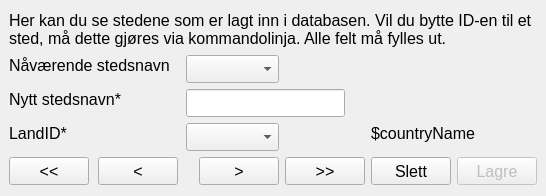
Before: the Qt Designer form src/jobb/QT/jobber/jobber/showcities.ui in andersbo87/sources, drawn with Qt 5.
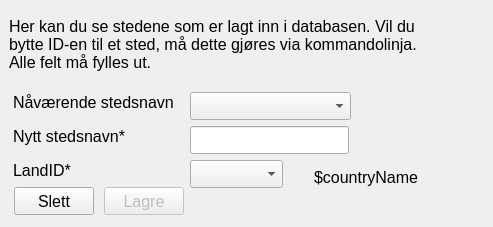
After: the same form once the commit is applied. Icons and pictures are not drawn.

Commit message: Cleaned the GUI and replaced city IDs with city names in the combo box.

Patch:
```diff
--- a/src/jobb/QT/jobber/jobber/showcities.ui
+++ b/src/jobb/QT/jobber/jobber/showcities.ui
@@ -6,8 +6,8 @@
    <rect>
     <x>0</x>
     <y>0</y>
-    <width>546</width>
-    <height>196</height>
+    <width>493</width>
+    <height>227</height>
    </rect>
   </property>
   <property name="minimumSize">
@@ -33,8 +33,8 @@
    <widget class="QLabel" name="labelCity">
     <property name="geometry">
      <rect>
-      <x>9</x>
-      <y>89</y>
+      <x>13</x>
+      <y>126</y>
       <width>120</width>
       <height>20</height>
      </rect>
@@ -46,8 +46,8 @@
    <widget class="QPushButton" name="btnDelete">
     <property name="geometry">
      <rect>
-      <x>371</x>
-      <y>157</y>
+      <x>14</x>
+      <y>187</y>
       <width>80</width>
       <height>28</height>
      </rect>
@@ -59,8 +59,8 @@
    <widget class="QLabel" name="labelCountryName">
     <property name="geometry">
      <rect>
-      <x>371</x>
-      <y>123</y>
+      <x>314</x>
+      <y>167</y>
       <width>111</width>
       <height>20</height>
      </rect>
@@ -74,8 +74,8 @@
      <rect>
       <x>9</x>
       <y>9</y>
-      <width>528</width>
-      <height>40</height>
+      <width>421</width>
+      <height>71</height>
      </rect>
     </property>
     <property name="text">
@@ -88,8 +88,8 @@
    <widget class="QLabel" name="label">
     <property name="geometry">
      <rect>
-      <x>9</x>
-      <y>55</y>
+      <x>13</x>
+      <y>92</y>
       <width>171</width>
       <height>20</height>
      </rect>
@@ -104,8 +104,8 @@
     </property>
     <property name="geometry">
      <rect>
-      <x>457</x>
-      <y>157</y>
+      <x>104</x>
+      <y>187</y>
       <width>80</width>
       <height>28</height>
      </rect>
@@ -117,8 +117,8 @@
    <widget class="QLabel" name="labelCountryID">
     <property name="geometry">
      <rect>
-      <x>9</x>
-      <y>123</y>
+      <x>13</x>
+      <y>160</y>
       <width>62</width>
       <height>20</height>
      </rect>
@@ -130,9 +130,9 @@
    <widget class="QComboBox" name="comboBoxCityID">
     <property name="geometry">
      <rect>
-      <x>186</x>
-      <y>55</y>
-      <width>93</width>
+      <x>190</x>
+      <y>92</y>
+      <width>161</width>
       <height>28</height>
      </rect>
     </property>
@@ -140,8 +140,8 @@
    <widget class="QLineEdit" name="lineEditCityName">
     <property name="geometry">
      <rect>
-      <x>186</x>
-      <y>89</y>
+      <x>190</x>
+      <y>126</y>
       <width>159</width>
       <height>28</height>
      </rect>
@@ -150,65 +150,13 @@
    <widget class="QComboBox" name="comboBoxCountryID">
     <property name="geometry">
      <rect>
-      <x>186</x>
-      <y>123</y>
+      <x>190</x>
+      <y>160</y>
       <width>93</width>
       <height>28</height>
      </rect>
     </property>
    </widget>
-   <widget class="QPushButton" name="btnFirst">
-    <property name="geometry">
-     <rect>
-      <x>9</x>
-      <y>157</y>
-      <width>80</width>
-      <height>28</height>
-     </rect>
-    </property>
-    <property name="text">
-     <string>&lt;&lt;</string>
-    </property>
-   </widget>
-   <widget class="QPushButton" name="btnPrev">
-    <property name="geometry">
-     <rect>
-      <x>98</x>
-      <y>157</y>
-      <width>80</width>
-      <height>28</height>
-     </rect>
-    </property>
-    <property name="text">
-     <string>&lt;</string>
-    </property>
-   </widget>
-   <widget class="QPushButton" name="btnNext">
-    <property name="geometry">
-     <rect>
-      <x>199</x>
-      <y>157</y>
-      <width>80</width>
-      <height>28</height>
-     </rect>
-    </property>
-    <property name="text">
-     <string>&gt;</string>
-    </property>
-   </widget>
-   <widget class="QPushButton" name="btnLast">
-    <property name="geometry">
-     <rect>
-      <x>285</x>
-      <y>157</y>
-      <width>80</width>
-      <height>28</height>
-     </rect>
-    </property>
-    <property name="text">
-     <string>&gt;&gt;</string>
-    </property>
-   </widget>
   </widget>
  </widget>
  <resources/>
```
The commit also changes 2 other files.
